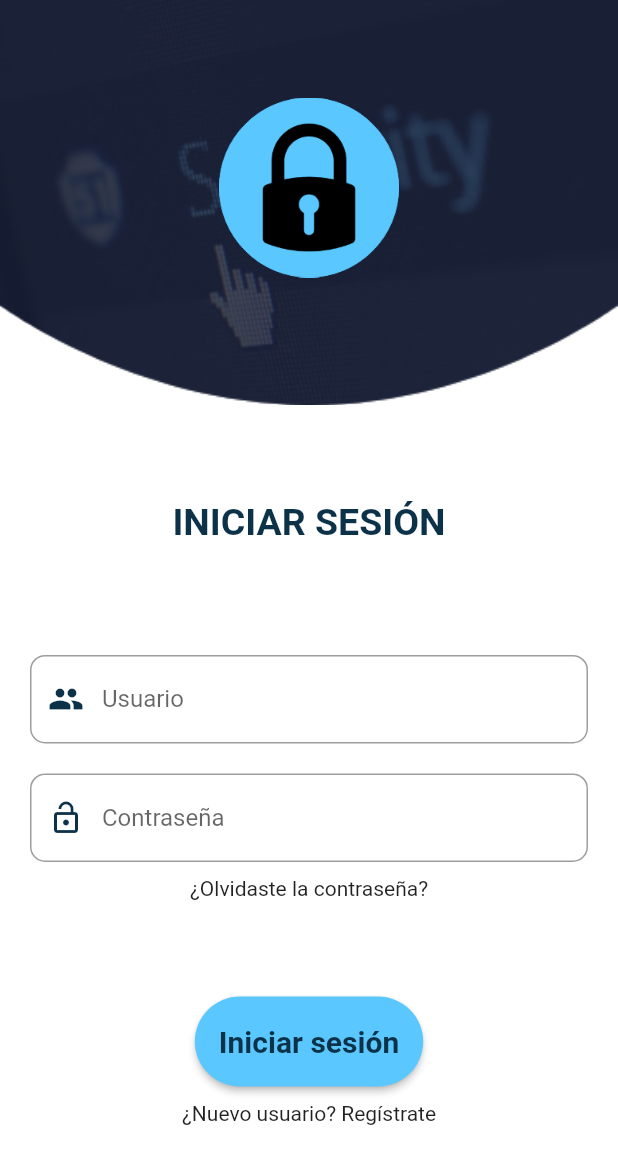
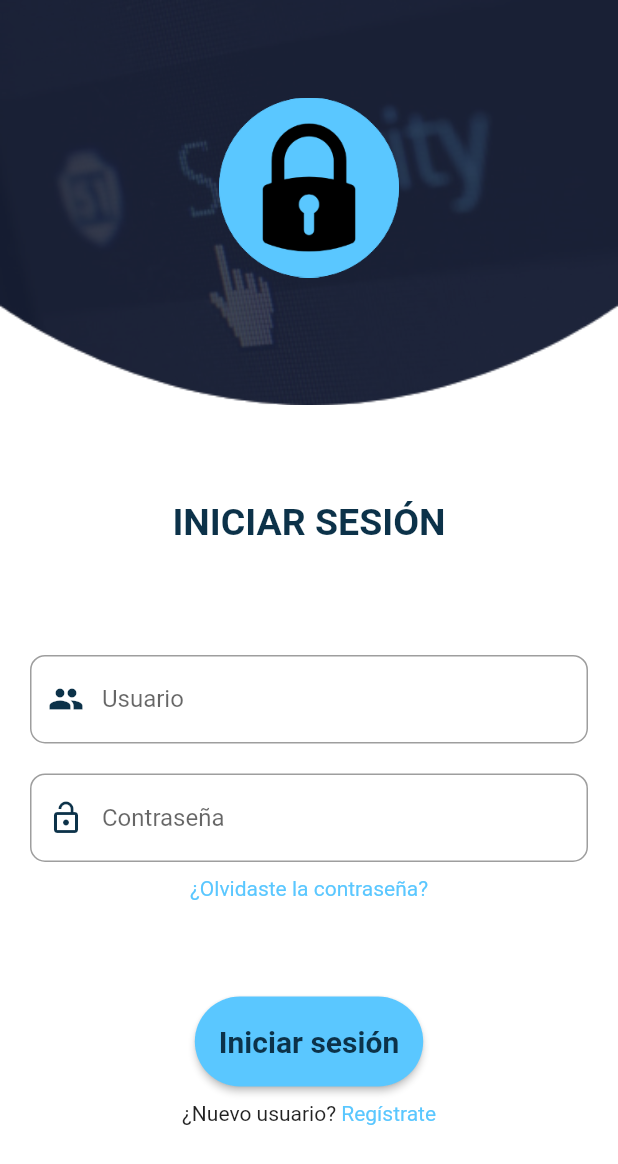
Before and after one commit to PedroHigueraG/SecurityApp, a Flutter app: the screen it shows after launch, after a tap on "Iniciar", on a phone screen of 412 x 824 dp. Shown: the top 1164 px of the screen. Run offline on Flutter 3.47's test engine with Material 2 defaults, Android fonts, the light colour scheme and no system bars.

Commit message:
Se agregaron los links para regitrarse y de reestablecer contraseña

```diff
--- a/lib/main.dart
+++ b/lib/main.dart
@@ -1,7 +1,9 @@
 import 'package:flutter/material.dart';
 import 'package:security_app/pages/startPage.dart';
-import 'package:security_app/pages/loginPage.dart';
-import 'package:security_app/pages/userPage.dart';
+import 'package:security_app/pages/loginPages/loginPage.dart';
+import 'package:security_app/pages/loginPages/singupPage.dart';
+import 'package:security_app/pages/loginPages/passwordPage.dart';
+import 'package:security_app/pages/userPages/userPage.dart';
 
 void main() {
   runApp(MyApp());
@@ -18,7 +20,9 @@ class MyApp extends StatelessWidget {
       ),
       routes: <String, WidgetBuilder>{
         '/pages/loginPage': (BuildContext context) => LoginPage(),
-        '/pages/userPage': (BuildContext context) => UserPage()
+        '/pages/userPage': (BuildContext context) => UserPage(),
+        '/pages/singupPage': (BuildContext context) => SingupPage(),
+        '/pages/passPage': (BuildContext context) => PasswordPage(),
       },
       home: StartPage(),
     );
--- a/lib/pages/loginPage.dart
+++ b/lib/pages/loginPages/loginPage.dart
@@ -119,7 +119,15 @@
                           ),
                         ),
                       ),
-                      Text('¿Olvidaste la contraseña?'),
+                      GestureDetector(
+                        child: Text(
+                          '¿Olvidaste la contraseña?',
+                          style: TextStyle(color: azulClaro),
+                        ),
+                        onTap: () {
+                          Navigator.pushNamed(context, '/pages/passPage');
+                        },
+                      ),
                     ],
                   ),
                   Column(
@@ -141,7 +149,22 @@
                       ),
                       Padding(
                         padding: const EdgeInsets.symmetric(vertical: 10),
-                        child: Text("¿Nuevo usuario? Regístrate"),
+                        child: Row(
+                          mainAxisAlignment: MainAxisAlignment.center,
+                          children: [
+                            Text("¿Nuevo usuario? "),
+                            GestureDetector(
+                              child: Text(
+                                'Regístrate',
+                                style: TextStyle(color: azulClaro),
+                              ),
+                              onTap: () {
+                                Navigator.pushNamed(
+                                    context, '/pages/singupPage');
+                              },
+                            )
+                          ],
+                        ),
                       ),
                     ],
                   )
```
Also changed, not shown: lib/pages/loginPages/passwordPage.dart (added, +17 -0 lines), lib/pages/loginPages/singupPage.dart (added, +17 -0 lines), lib/pages/userPages/userPage.dart (renamed from lib/pages/userPage.dart).
